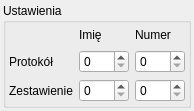
This is gui/ui/SettingsWidget.ui in k4zz/Anatoole as Qt 5 draws it before an edit. The edited form follows.
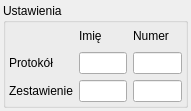
This is the edited form.

Commit message: Change of spinboxes to edit boxes with validators

What changed in the file:
```diff
--- a/gui/ui/SettingsWidget.ui
+++ b/gui/ui/SettingsWidget.ui
@@ -6,7 +6,7 @@
    <rect>
     <x>0</x>
     <y>0</y>
-    <width>183</width>
+    <width>191</width>
     <height>111</height>
    </rect>
   </property>
@@ -73,44 +73,16 @@
        </widget>
       </item>
       <item row="1" column="1">
-       <widget class="QSpinBox" name="spinBox">
-        <property name="minimumSize">
-         <size>
-          <width>50</width>
-          <height>0</height>
-         </size>
-        </property>
-       </widget>
+       <widget class="QLineEdit" name="leProtocolName"/>
       </item>
       <item row="1" column="2">
-       <widget class="QSpinBox" name="spinBox_2">
-        <property name="minimumSize">
-         <size>
-          <width>50</width>
-          <height>0</height>
-         </size>
-        </property>
-       </widget>
+       <widget class="QLineEdit" name="leProtocolNum"/>
       </item>
       <item row="2" column="1">
-       <widget class="QSpinBox" name="spinBox_3">
-        <property name="minimumSize">
-         <size>
-          <width>30</width>
-          <height>0</height>
-         </size>
-        </property>
-       </widget>
+       <widget class="QLineEdit" name="leCollationName"/>
       </item>
       <item row="2" column="2">
-       <widget class="QSpinBox" name="spinBox_4">
-        <property name="minimumSize">
-         <size>
-          <width>30</width>
-          <height>0</height>
-         </size>
-        </property>
-       </widget>
+       <widget class="QLineEdit" name="leCollationNum"/>
       </item>
      </layout>
     </widget>
```
Left out of the diff: 28 changed lines with no effect on the pictures. The commit also changes 2 other files.
